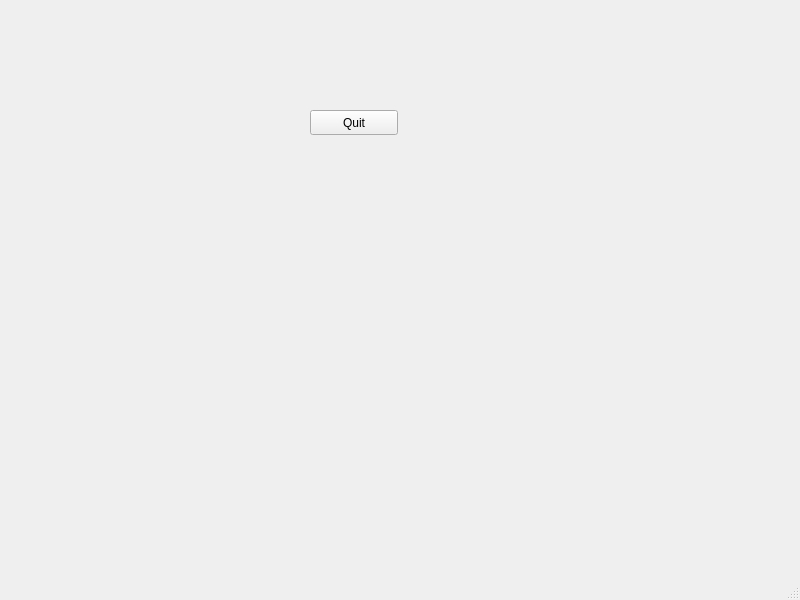
Above: helloqt/mainwindow.ui from agostinhobritojr/dca1202 before the change. Below: the same form after it.
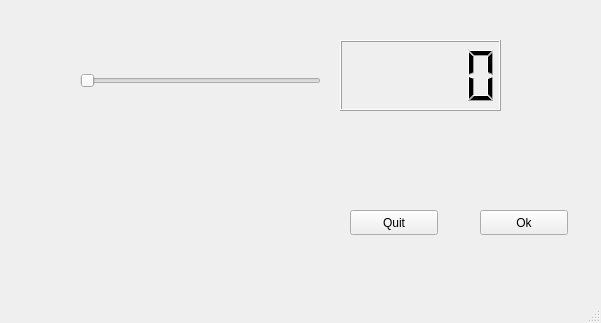
That is the form after the change.

The edit to the form file:
```diff
--- a/helloqt/mainwindow.ui
+++ b/helloqt/mainwindow.ui
@@ -6,8 +6,8 @@
    <rect>
     <x>0</x>
     <y>0</y>
-    <width>800</width>
-    <height>600</height>
+    <width>601</width>
+    <height>323</height>
    </rect>
   </property>
   <property name="windowTitle">
@@ -17,8 +17,8 @@
    <widget class="QPushButton" name="pushButton">
     <property name="geometry">
      <rect>
-      <x>310</x>
-      <y>110</y>
+      <x>350</x>
+      <y>210</y>
       <width>88</width>
       <height>25</height>
      </rect>
@@ -27,6 +27,42 @@
      <string>Quit</string>
     </property>
    </widget>
+   <widget class="QPushButton" name="pushButtonOk">
+    <property name="geometry">
+     <rect>
+      <x>480</x>
+      <y>210</y>
+      <width>88</width>
+      <height>25</height>
+     </rect>
+    </property>
+    <property name="text">
+     <string>Ok</string>
+    </property>
+   </widget>
+   <widget class="QSlider" name="horizontalSliderValor">
+    <property name="geometry">
+     <rect>
+      <x>80</x>
+      <y>70</y>
+      <width>241</width>
+      <height>21</height>
+     </rect>
+    </property>
+    <property name="orientation">
+     <enum>Qt::Horizontal</enum>
+    </property>
+   </widget>
+   <widget class="QLCDNumber" name="lcdNumberValor">
+    <property name="geometry">
+     <rect>
+      <x>340</x>
+      <y>40</y>
+      <width>161</width>
+      <height>71</height>
+     </rect>
+    </property>
+   </widget>
   </widget>
   <widget class="QMenuBar" name="menubar">
    <property name="geometry">
```
Left out of the diff: 23 changed lines with no effect on the pictures.
